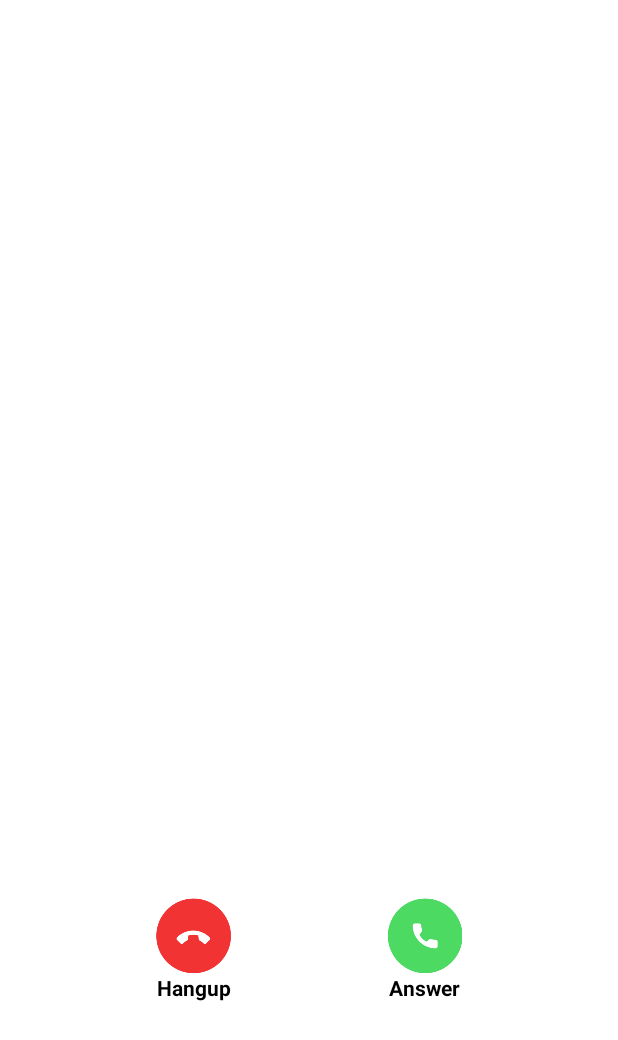
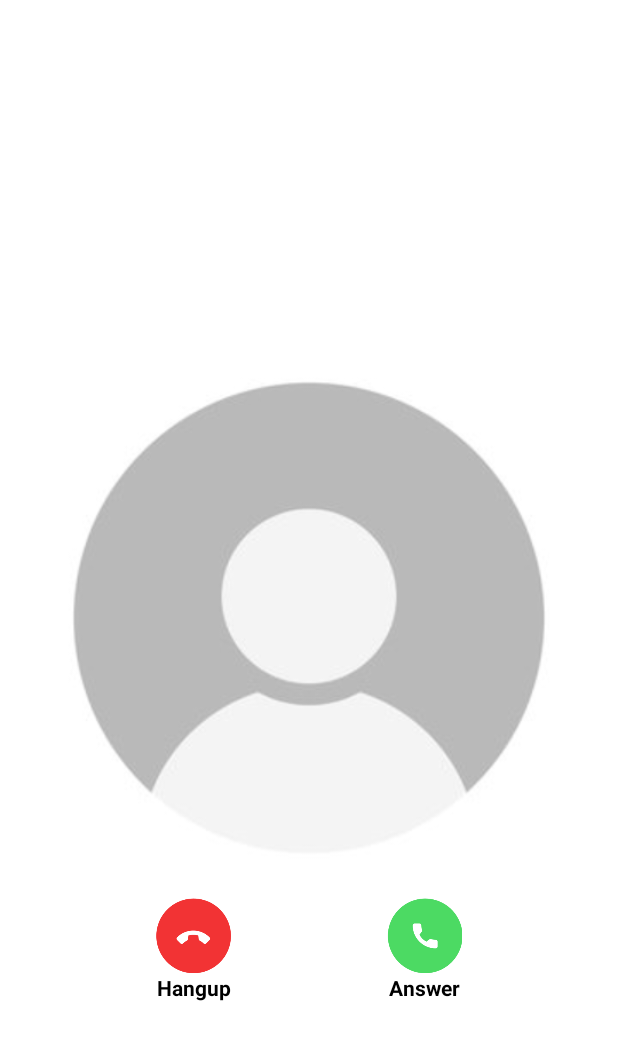
Before and after one commit to developer-espark/Ringer-Interactive-Android, an Android app: the CallActivity screen opened directly, with no data from a screen before it, on a phone screen of 412 x 824 dp. Shown: the top 1040 px of the screen. Run offline under Robolectric (Android 15) with nearby library versions, the phone set to English and light mode, and no system bars; our stand-ins replace RxJava; 2 statements that could not run were skipped.

```diff
--- a/RingerInteractive/src/main/res/layout/activity_call.xml
+++ b/RingerInteractive/src/main/res/layout/activity_call.xml
@@ -9,11 +9,11 @@
 
     <ImageView
         android:id="@+id/img_profile"
+        android:src="@drawable/download"
         android:layout_width="match_parent"
         android:layout_height="match_parent"
         app:layout_constraintStart_toStartOf="parent"
-        app:layout_constraintBottom_toBottomOf="parent"
-        android:scaleType="fitXY"/>
+        app:layout_constraintBottom_toBottomOf="parent"/>
 
     <TextView
         android:id="@+id/callInfo"
```
Also changed, not shown: RingerInteractive/src/main/java/com/ringer/interactive/sdkCall/CallActivity.java (+5 -4 lines), RingerInteractive/src/main/res/drawable/download.jpg (added).
